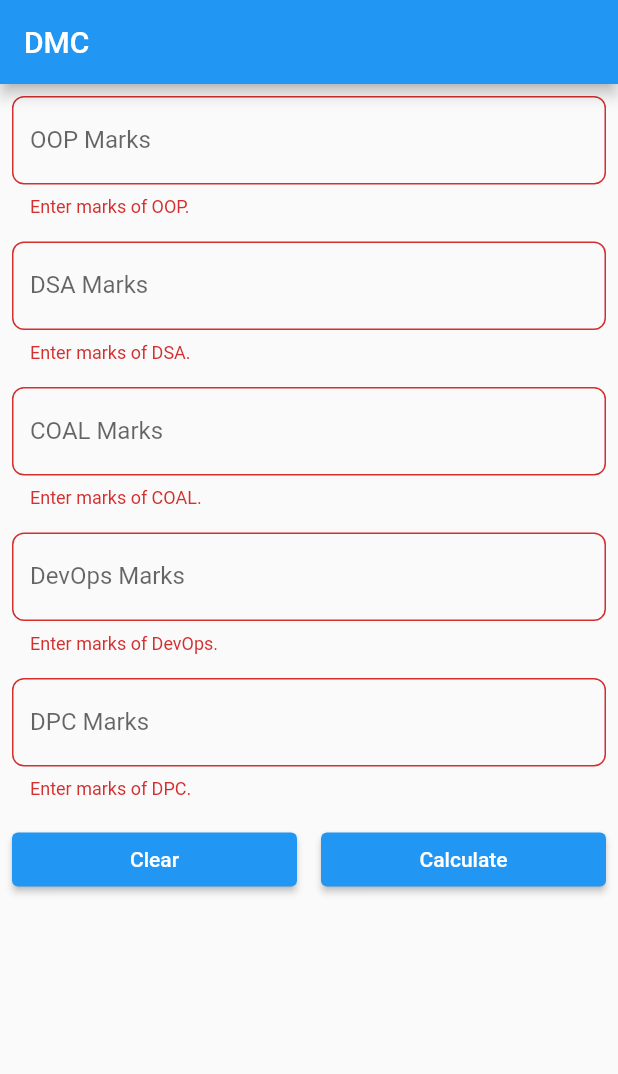
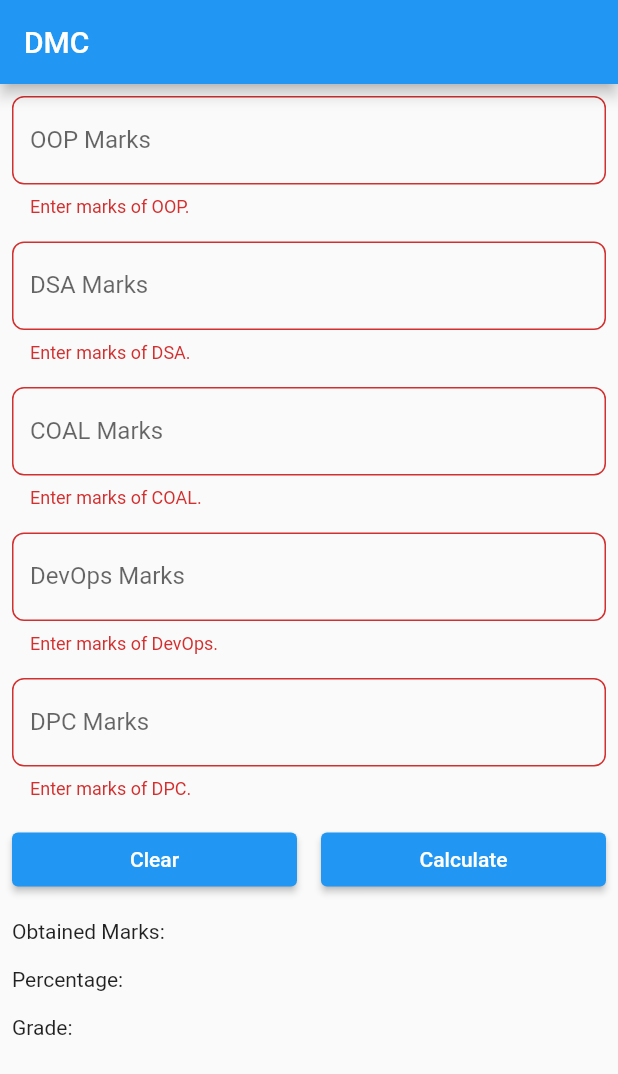
Before and after one commit to asadhanif3188/cs375-fourth-app, a Flutter app: the screen it shows after launch, after a tap on "Calculate", on a phone screen of 412 x 824 dp. Shown: the top 1074 px of the screen. Run offline on Flutter 3.47's test engine with Material 2 defaults, Android fonts, the phone set to English and light mode, and no system bars.

Commit message:
Application completed

```diff
--- a/lib/screens/MyDMC.dart
+++ b/lib/screens/MyDMC.dart
@@ -150,6 +150,12 @@ class _MyDMCState extends State<MyDMC> {
                       onPressed: () {
                         formKey.currentState!.reset();
 
+                        obtMarks = '';
+                        percentage = '';
+                        grade = '';
+
+                        setState(() {
+                        });
                       },
                     ),
                 ),
@@ -163,6 +169,24 @@ class _MyDMCState extends State<MyDMC> {
                       if(formKey.currentState!.validate())
                       {
                         int obtain_marks = oop+dsa+coal+devops+dpc;
+                        double perc = obtain_marks * 100 / 500;
+
+                        if (perc >= 80) {
+                          grade = 'A+';
+                        } else if (perc >= 70) {
+                          grade = 'A';
+                        } else if (perc >= 60) {
+                          grade = 'B';
+                        } else if (perc >= 40) {
+                          grade = 'C';
+                        } else {
+                          grade = 'Fail';
+                        }
+                        obtMarks = obtain_marks.toString();
+                        percentage = perc.toString();
+
+                        setState(() {
+                        });
 
                       }
                     },
@@ -170,6 +194,18 @@ class _MyDMCState extends State<MyDMC> {
                 ),
               ],
             ),
+            const SizedBox(
+              height: 16,
+            ),
+            Text('Obtained Marks: $obtMarks'),
+            const SizedBox(
+              height: 16,
+            ),
+            Text('Percentage: $percentage'),
+            const SizedBox(
+              height: 16,
+            ),
+            Text('Grade: $grade')
           ]
         ),
     ),
```
